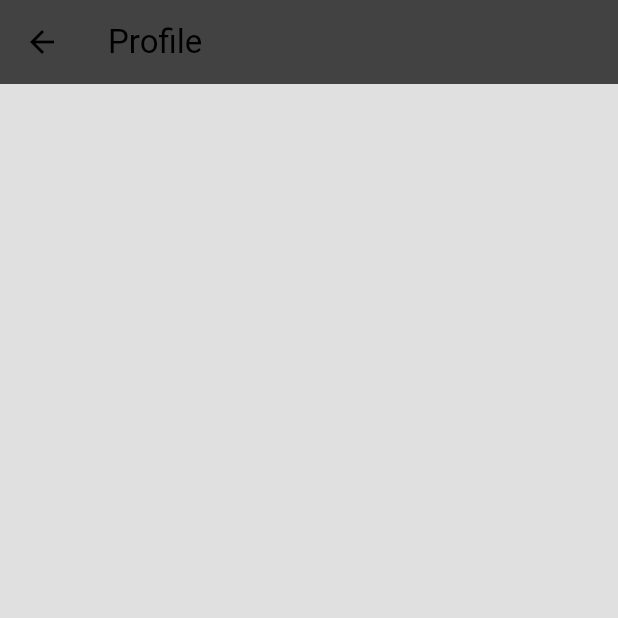
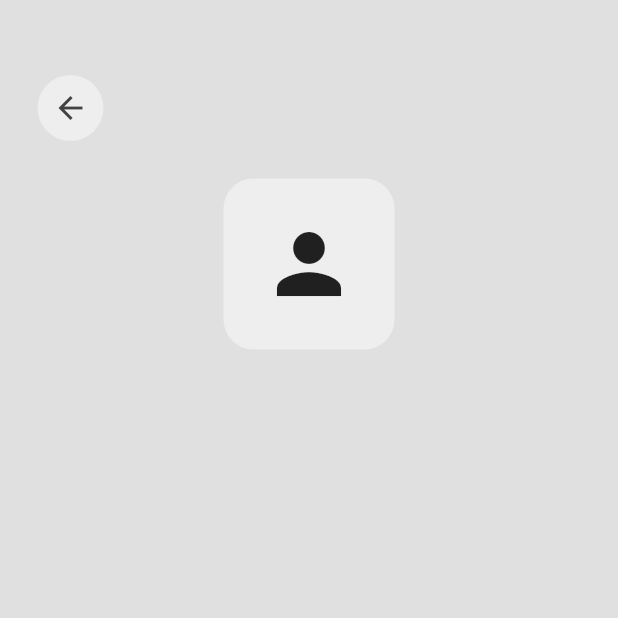
Before and after one commit to chrisgw4/Pass-Me, a Flutter app: the ProfilePage screen opened by its route, on a phone screen of 412 x 824 dp, the top half of it. Run offline on Flutter 3.47's test engine with Material 3 defaults, Android fonts, the phone set to English and light mode, and no system bars; our stand-ins replace cloud_firestore, firebase_auth, firebase_core; accounts and stored records are empty.

Commit message:
Added more to profile and users

```diff
--- /dev/null
+++ b/pass_me/lib/components/my_back_button.dart
@@ -0,0 +1,26 @@
+import 'package:flutter/material.dart';
+
+
+class MyBackButton extends StatelessWidget {
+  const MyBackButton({super.key});
+
+  @override
+  Widget build(BuildContext context) {
+    return GestureDetector(
+      onTap: () => Navigator.pop(context),
+      child: Container(
+        decoration: BoxDecoration(
+          color: Theme.of(context).colorScheme.primary,
+          shape: BoxShape.circle,
+        ),
+
+        padding: const EdgeInsets.all(10),
+
+        child: Icon(
+          Icons.arrow_back,
+          color: Theme.of(context).colorScheme.inversePrimary,
+        ),
+      ),
+    );
+  }
+}
--- a/pass_me/lib/pages/home_page.dart
+++ b/pass_me/lib/pages/home_page.dart
@@ -14,7 +14,7 @@ class HomePage extends StatelessWidget {
   Widget build(BuildContext context) {
     return Scaffold(
       appBar: AppBar(title: Text("HOMEPAGE"),
-      backgroundColor: Theme.of(context).colorScheme.inversePrimary,
+      backgroundColor: Theme.of(context).colorScheme.surface,
       actions: [
         //logout button
         IconButton(onPressed: logout, icon: Icon(Icons.logout),
--- a/pass_me/lib/pages/profile_page.dart
+++ b/pass_me/lib/pages/profile_page.dart
@@ -1,6 +1,8 @@
 import 'package:flutter/material.dart';
 import 'package:firebase_auth/firebase_auth.dart';
 import 'package:cloud_firestore/cloud_firestore.dart';
+
+import '../components/my_back_button.dart';
 
 class ProfilePage extends StatelessWidget {
   ProfilePage({super.key});
@@ -16,11 +18,11 @@ Future<DocumentSnapshot<Map<String, dynamic>>> getUserDetails() async{
   @override
   Widget build(BuildContext context) {
     return Scaffold(
-      appBar: AppBar(
-        title: Text("Profile"),
-        backgroundColor: Theme.of(context).colorScheme.inversePrimary,
-        elevation: 0,
-      ),
+      // appBar: AppBar(
+      //   title: Text("Profile"),
+      //   backgroundColor: Theme.of(context).colorScheme.inversePrimary,
+      //   elevation: 0,
+      // ),
 
       body: FutureBuilder<DocumentSnapshot<Map<String, dynamic>>>(
         future: getUserDetails(),
@@ -44,9 +46,45 @@ Future<DocumentSnapshot<Map<String, dynamic>>> getUserDetails() async{
 
             return Center(
               child: Column(
+                // mainAxisAlignment: MainAxisAlignment.center,
                 children: [
-                  Text(user!['email']),
-                  Text(user['username']),
+
+                  Padding(
+                    padding: const EdgeInsets.only(
+                      top: 50.0,
+                      left: 25,
+                    ),
+                    child: Row(
+                      children: [
+                        MyBackButton(),
+                      ],
+                    ),
+                  ),
+
+                  const SizedBox(height: 25,),
+
+                  Container(
+                    decoration: BoxDecoration(
+                      color: Theme.of(context).colorScheme.primary,
+                      borderRadius: BorderRadius.circular(20),
+                    ),
+                    padding: EdgeInsets.all(25),
+                    child: Icon(Icons.person, size: 64,),
+                  ),
+
+                  const SizedBox(height: 25,),
+                  Text(user!['username'],
+                    style: const TextStyle(
+                      fontSize: 24,
+                      fontWeight: FontWeight.bold,
+
+                    ),
+                  ),
+
+                  const SizedBox(height: 5,),
+                  Text(user!['email'],
+                    style: TextStyle(color: Colors.grey[600]),
+                  ),
                 ],
               ),
             );
```
Also changed, not shown: pass_me/lib/pages/users_page.dart (+23 -6 lines).
